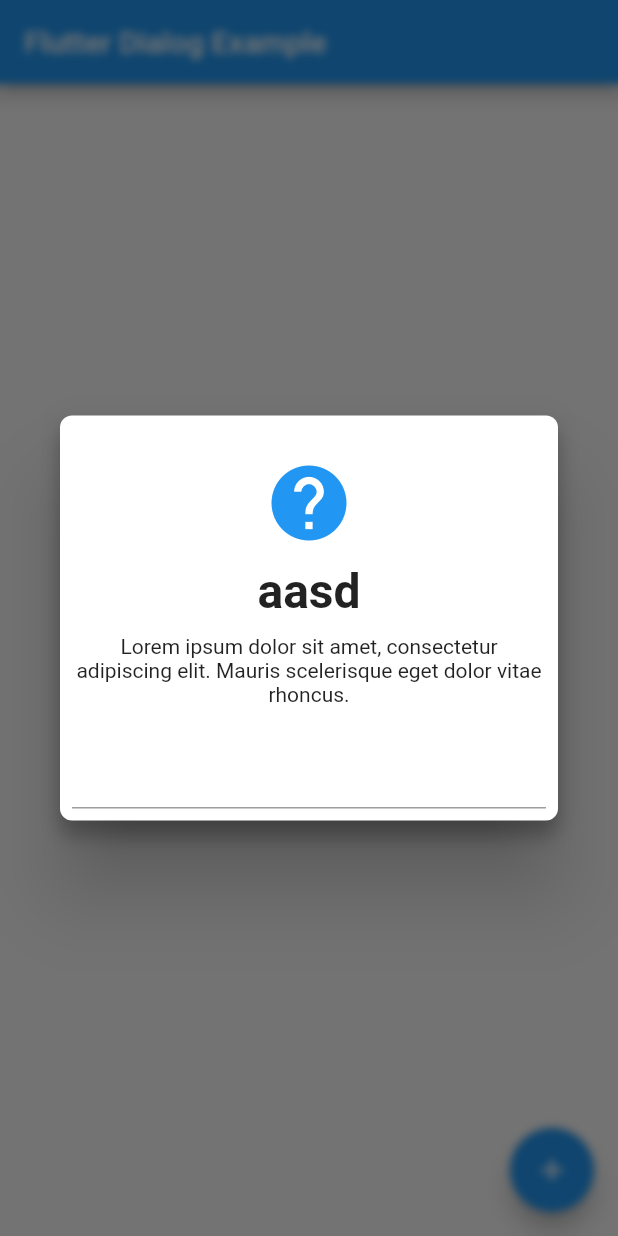
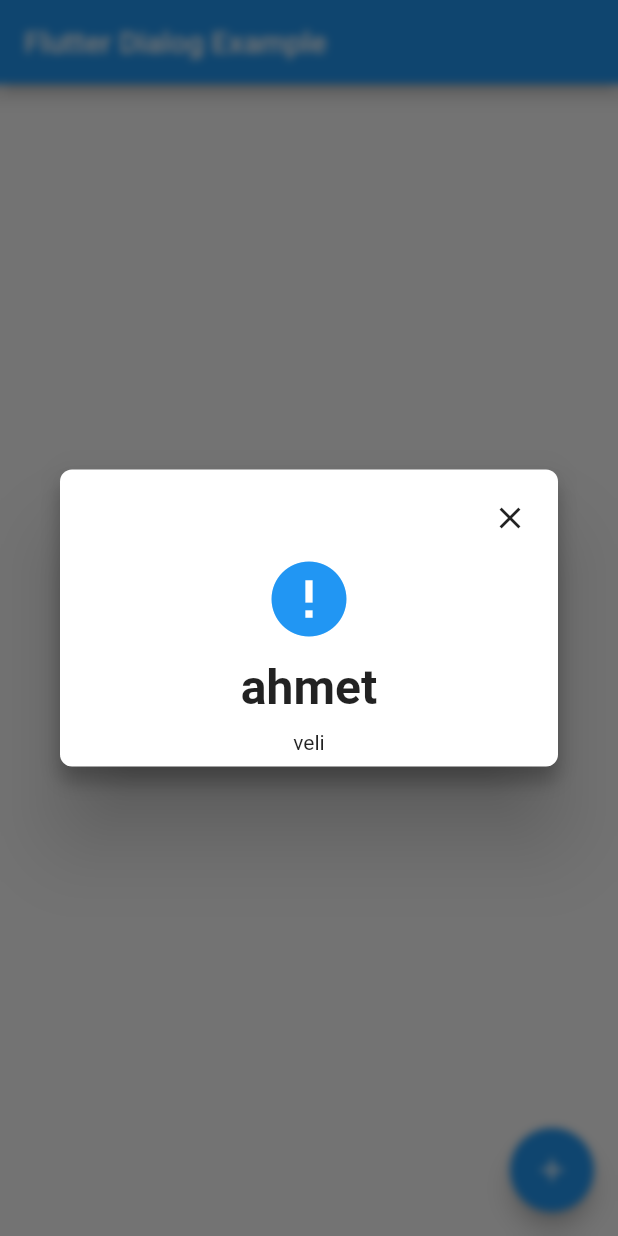
Before and after one commit to VB10/starforce_dialog, a Flutter app: the screen it shows after launch, after a tap on the "add" icon, on a phone screen of 412 x 824 dp. Run offline on Flutter 3.47's test engine with Material 2 defaults, Android fonts, the phone set to English and light mode, and no system bars.

Commit message:
packages add

```diff
--- a/lib/child/single.dart
+++ b/lib/child/single.dart
@@ -6,9 +6,9 @@ class SingleDialog extends StatelessWidget {
   SingleDialog(
       {Key key, @required this.title, this.description, @required this.type})
       : super(key: key);
-  String title;
-  String description;
-  DialogType type;
+  final String title;
+  final String description;
+  final DialogType type;
   @override
   Widget build(BuildContext context) {
     return Column(
--- a/lib/dialog.dart
+++ b/lib/dialog.dart
@@ -1,29 +1,28 @@
+import 'package:dialog_app/child/single.dart';
 import 'package:dialog_app/helper/consts.dart';
 import 'package:dialog_app/helper/ui_helper.dart';
 import 'package:flutter/material.dart';
 
-import 'child/multiple.dart';
-
-class CustomDialog extends StatefulWidget {
+class StarforceDialog extends StatefulWidget {
   @override
-  State<StatefulWidget> createState() => CustomDialogState();
+  State<StatefulWidget> createState() => StarforceDialogState();
   final String description;
   final String title;
   final DialogType type;
   final TextField field;
   final List<RaisedButton> buttons;
 
-  CustomDialog(
+  StarforceDialog(
       {Key key,
       @required this.title,
       this.field,
       this.description,
-      this.type,
+      @required this.type,
       this.buttons})
       : super(key: key);
 }
 
-class CustomDialogState extends State<CustomDialog>
+class StarforceDialogState extends State<StarforceDialog>
     with SingleTickerProviderStateMixin {
   AnimationController _controller;
   Animation<double> _scaleAnimation;
@@ -56,27 +55,29 @@ class CustomDialogState extends State<CustomDialog>
           child: Column(
             mainAxisSize: MainAxisSize.min, // To make the card compact
             children: <Widget>[
-              widget.type == DialogType.loading
-                  ? UIHelper.verticalSpace()
-                  : Align(
-                      alignment: Alignment.topRight,
-                      child: IconButton(
-                        onPressed: () => Navigator.of(context).pop(),
-                        icon: Icon(Icons.close),
-                      ),
-                    ),
-              MultipleDialog(
+              _dialogCloseButton,
+              SingleDialog(
                 title: widget.title,
                 description: widget.description,
                 type: widget.type,
-                buttons: widget.buttons,
-                textField: widget.field,
               ),
             ],
           ),
         ),
       ),
     );
+  }
+
+  Widget get _dialogCloseButton {
+    return widget.type == DialogType.loading
+        ? UIHelper.verticalSpace()
+        : Align(
+            alignment: Alignment.topRight,
+            child: IconButton(
+              onPressed: () => Navigator.of(context).pop(),
+              icon: Icon(Icons.close),
+            ),
+          );
   }
 
   @override
--- a/lib/helper/ui_helper.dart
+++ b/lib/helper/ui_helper.dart
@@ -1,7 +1,5 @@
 import 'dart:ui';
-import 'dart:ui' as prefix0;
 
-import 'package:dialog_app/helper/consts.dart';
 import 'package:flutter/material.dart';
 
 class UIHelper {
--- a/lib/main.dart
+++ b/lib/main.dart
@@ -1,6 +1,8 @@
 import 'package:dialog_app/dialog.dart';
 import 'package:dialog_app/helper/consts.dart';
 import 'package:flutter/material.dart';
+import 'dialog.dart';
+import 'manager.dart';
 
 void main() => runApp(MyApp());
 
@@ -32,9 +34,9 @@ class _MyHomePageState extends State<MyHomePage> {
     showDialog(
       barrierDismissible: true,
       context: context,
-      builder: (BuildContext context) => CustomDialog(
+      builder: (BuildContext context) => StarforceDialog(
             title: "aasd",
-            type: DialogType.loading,
+            type: DialogType.success,
             field: TextField(),
             description:
                 "Lorem ipsum dolor sit amet, consectetur adipiscing elit. Mauris scelerisque eget dolor vitae rhoncus.",
@@ -49,7 +51,10 @@ class _MyHomePageState extends State<MyHomePage> {
         title: Text(widget.title),
       ),
       floatingActionButton: FloatingActionButton(
-        onPressed: _showDialog,
+        onPressed: () {
+          DialogManager.showSingle(
+              "veli", "ahmet", DialogType.error, this.context);
+        },
         tooltip: 'Dialog',
         child: Icon(Icons.add),
       ), // This trailing comma makes auto-formatting nicer for build methods.
--- /dev/null
+++ b/lib/manager.dart
@@ -0,0 +1,20 @@
+import 'package:flutter/material.dart';
+
+import 'dialog.dart';
+import 'helper/consts.dart';
+
+class DialogManager {
+  static void showSingle(
+    String description,
+    String title,
+    DialogType type,
+    BuildContext context,
+  ) {
+    showDialog(
+      barrierDismissible: true,
+      context: context,
+      builder: (BuildContext context) =>
+          StarforceDialog(title: title, description: description, type: type),
+    );
+  }
+}
```
Also changed, not shown: 2 other files.
